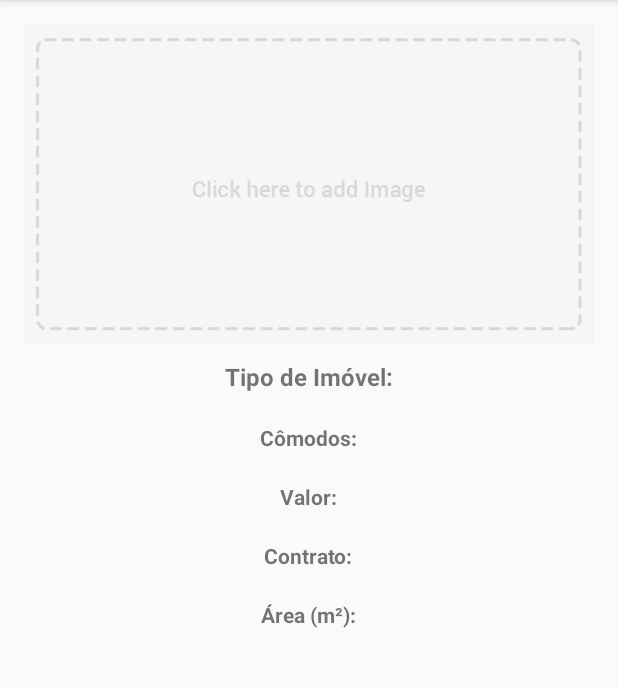
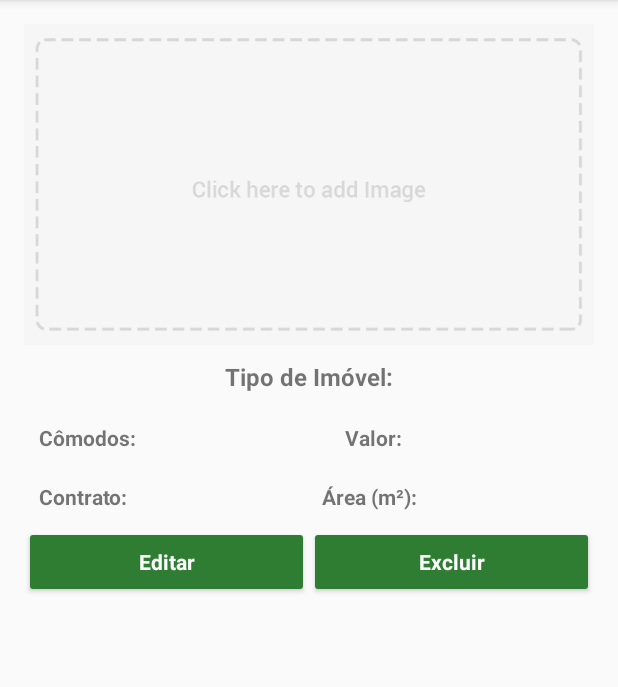
Before and after one commit to lvbfontes/PI5_Imobiliaria, an Android app: the VisualizarImovelActivity screen opened directly, with no data from a screen before it, on a phone screen of 412 x 824 dp, the part 84-771 px from its top. Run offline under Robolectric (Android 15) with nearby library versions, the phone set to English and light mode, and no system bars; our stand-ins replace Firebase (no records; nobody signed in at launch, a user with empty details on screens opened directly), Picasso.

Commit message:
commit 20171208
CRD working
falta U

falta ativar a camera do dispositivo, ler os logs e habilitar a pesquisa de usuário

```diff
--- a/app/src/main/java/br/com/lvbfontes/piimobiliaria/Corretor/VisualizarImovelActivity.java
+++ b/app/src/main/java/br/com/lvbfontes/piimobiliaria/Corretor/VisualizarImovelActivity.java
@@ -1,42 +1,125 @@
 package br.com.lvbfontes.piimobiliaria.Corretor;
 
+import android.content.Context;
+import android.content.Intent;
+import android.graphics.Bitmap;
+import android.graphics.BitmapFactory;
+import android.support.annotation.NonNull;
 import android.support.v7.app.AppCompatActivity;
 import android.os.Bundle;
+import android.util.Log;
+import android.view.View;
+import android.widget.Button;
 import android.widget.ImageView;
 import android.widget.TextView;
 import android.widget.Toast;
 
+import com.google.android.gms.tasks.OnCompleteListener;
+import com.google.android.gms.tasks.Task;
+import com.google.firebase.auth.FirebaseAuth;
+import com.google.firebase.auth.FirebaseUser;
+import com.google.firebase.database.DataSnapshot;
+import com.google.firebase.database.DatabaseError;
 import com.google.firebase.database.DatabaseReference;
 import com.google.firebase.database.FirebaseDatabase;
+import com.google.firebase.database.ValueEventListener;
+import com.squareup.picasso.Callback;
+import com.squareup.picasso.NetworkPolicy;
 import com.squareup.picasso.Picasso;
 
 import java.io.FileNotFoundException;
+import java.io.IOException;
+import java.net.MalformedURLException;
+import java.net.URL;
+import java.text.DateFormat;
+import java.text.SimpleDateFormat;
+import java.util.Date;
 
 import br.com.lvbfontes.piimobiliaria.R;
 
 public class VisualizarImovelActivity extends AppCompatActivity {
 
-    private ImageView imgVisualizarImovel;
+    private DateFormat dateFormat;
+    private Date date;
+
+    private Button btnEditarImovel, btnExcluirImovel;
+    private String idImovel, urlImagem, tipoImovel, numeroComodos, preco, tipoContrato, area;
+
     private TextView txtVisualizarTipo, txtVisualizarComodos, txtVisualizarValor, txtVisualizarContrato, txtVisualizarArea;
-    private DatabaseReference mDatabase;
+
+    private DatabaseReference mDatabase, mDatabaseLog;
+    private FirebaseUser mCurrentUser;
+    private FirebaseAuth mAuth;
 
     @Override
     protected void onCreate(Bundle savedInstanceState) {
         super.onCreate(savedInstanceState);
         setContentView(R.layout.activity_visualizar_imovel);
 
+        dateFormat = new SimpleDateFormat("dd/MM/yyyy HH:mm:ss");
+        date = new Date();
+
+        tipoImovel = getIntent().getStringExtra("tipoImovel");
+        numeroComodos = getIntent().getStringExtra("numeroComodos");
+        preco = getIntent().getStringExtra("preco");
+        tipoContrato = getIntent().getStringExtra("tipoContrato");
+        area = getIntent().getStringExtra("area");
+
+        btnEditarImovel = (Button) findViewById(R.id.btnEditarImovel);
+        btnExcluirImovel = (Button) findViewById(R.id.btnExcluirImovel);
+
         mDatabase = FirebaseDatabase.getInstance().getReference().child("Imovel");
+        mDatabaseLog = FirebaseDatabase.getInstance().getReference().child("Log");
+        mAuth = FirebaseAuth.getInstance();
+        mCurrentUser = mAuth.getCurrentUser();
 
+        btnExcluirImovel.setOnClickListener(new View.OnClickListener() {
+            @Override
+            public void onClick(View v) {
+                mDatabase.child(idImovel).removeValue().addOnCompleteListener(new OnCompleteListener<Void>() {
+                    @Override
+                    public void onComplete(@NonNull Task<Void> task) {
+                        if (task.isSuccessful()) {
+                            DatabaseReference newLog = mDatabaseLog.push();
+                            newLog.child("Data").setValue(dateFormat.format(date));
+                            newLog.child("ImovelId").setValue(idImovel);
+                            newLog.child("Operacao").setValue("Exclusão");
+                            newLog.child("UserId").setValue(mCurrentUser.getUid());
+                            newLog.child("tipoImovel").setValue(tipoImovel);
+                            newLog.child("numeroComodos").setValue(numeroComodos);
+                            newLog.child("preco").setValue(preco);
+                            newLog.child("tipoContrato").setValue(tipoContrato);
+                            newLog.child("area").setValue(area);
 
-        //String imagemPicassoPath = getIntent().getStringExtra("imagem");
-        int idImagem = getIntent().getIntExtra("imagem", 0);
+                            startActivity(new Intent(VisualizarImovelActivity.this, DashboardActivity.class));
+                            finish();
+                        } else {
+                            Toast.makeText(VisualizarImovelActivity.this, "Erro ao excluir", Toast.LENGTH_SHORT).show();
+                        }
+                    }
+                });
+            }
+        });
 
-        try {
-            //Picasso.with(this).load(imagemPicassoPath).into(imgVisualizarImovel);
-            imgVisualizarImovel.setImageResource(idImagem);
-        } catch (Exception e) {
-            //Toast.makeText(this, getIntent().getStringExtra("imagem"), Toast.LENGTH_SHORT).show();
-        }
+        idImovel = getIntent().getStringExtra("idImovel");
+
+        mDatabase.child(idImovel).addValueEventListener(new ValueEventListener() {
+            @Override
+            public void onDataChange(DataSnapshot dataSnapshot) {
+
+                try {
+                    urlImagem = dataSnapshot.child("Imagem").getValue().toString();
+                    setImage(VisualizarImovelActivity.this, urlImagem);
+                } catch (Exception e) {
+                    e.printStackTrace();
+                }
+            }
+
+            @Override
+            public void onCancelled(DatabaseError databaseError) {
+
+            }
+        });
 
         txtVisualizarTipo = (TextView) findViewById(R.id.txtVisualizarTipo);
         txtVisualizarComodos = (TextView) findViewById(R.id.txtVisualizarComodos);
@@ -44,12 +127,30 @@ public class VisualizarImovelActivity extends AppCompatActivity {
         txtVisualizarContrato = (TextView) findViewById(R.id.txtVisualizarContrato);
         txtVisualizarArea = (TextView) findViewById(R.id.txtVisualizarArea);
 
+        txtVisualizarTipo.setText(tipoImovel);
+        txtVisualizarComodos.setText(numeroComodos);
+        txtVisualizarValor.setText(preco);
+        txtVisualizarContrato.setText(tipoContrato);
+        txtVisualizarArea.setText(area);
 
-        txtVisualizarTipo.setText(getIntent().getStringExtra("tipoImovel"));
-        txtVisualizarComodos.setText(getIntent().getStringExtra("numeroComodos"));
-        txtVisualizarValor.setText(getIntent().getStringExtra("preco"));
-        txtVisualizarContrato.setText(getIntent().getStringExtra("tipoContrato"));
-        txtVisualizarArea.setText(getIntent().getStringExtra("area"));
+    }
+
+    private void setImage(final Context context, final String image) {
+
+        final ImageView imgVisualizarImovel = (ImageView) findViewById(R.id.imgVisualizarImovel);
+
+        Picasso.with(context).load(image).networkPolicy(NetworkPolicy.OFFLINE).into(imgVisualizarImovel,
+                new Callback() {
+                    @Override
+                    public void onSuccess() {
+
+                    }
+
+                    @Override
+                    public void onError() {
+                        Picasso.with(context).load(image).into(imgVisualizarImovel);
+                    }
+                });
 
     }
 }
--- a/app/src/main/res/layout/activity_visualizar_imovel.xml
+++ b/app/src/main/res/layout/activity_visualizar_imovel.xml
@@ -13,9 +13,10 @@
 
     <ImageView
         android:id="@+id/imgVisualizarImovel"
-        android:layout_width="wrap_content"
+        android:layout_width="match_parent"
         android:layout_height="wrap_content"
         android:adjustViewBounds="true"
+        android:scaleType="centerCrop"
         app:srcCompat="@mipmap/add_btn" />
 
 
@@ -63,29 +64,21 @@
             android:layout_height="wrap_content"
             android:text="Comodos aqui" />
 
-    </LinearLayout>
-
-
-    <LinearLayout
-        android:layout_width="match_parent"
-        android:layout_height="wrap_content"
-        android:gravity="center"
-        android:orientation="horizontal">
-
-
         <TextView
             android:id="@+id/fieldPreco"
             android:layout_width="wrap_content"
             android:layout_height="wrap_content"
+            android:layout_weight="1"
             android:padding="10dp"
             android:text="@string/fieldPreco"
+            android:textAlignment="textEnd"
             android:textStyle="bold" />
-
 
         <TextView
             android:id="@+id/txtVisualizarValor"
             android:layout_width="wrap_content"
             android:layout_height="wrap_content"
+            android:layout_weight="1"
             android:text="Valor aqui" />
 
     </LinearLayout>
@@ -111,6 +104,23 @@
             android:layout_height="wrap_content"
             android:text="Contrato aqui" />
 
+        <TextView
+            android:id="@+id/fieldArea"
+            android:layout_width="wrap_content"
+            android:layout_height="wrap_content"
+            android:layout_weight="1"
+            android:padding="10dp"
+            android:text="@string/fieldArea"
+            android:textAlignment="textEnd"
+            android:textStyle="bold" />
+
+        <TextView
+            android:id="@+id/txtVisualizarArea"
+            android:layout_width="wrap_content"
+            android:layout_height="wrap_content"
+            android:layout_weight="1"
+            android:text="Área aqui" />
+
     </LinearLayout>
 
 
@@ -120,20 +130,21 @@
         android:gravity="center"
         android:orientation="horizontal">
 
-        <TextView
-            android:id="@+id/fieldArea"
+        <Button
+            style="@style/btn"
+            android:id="@+id/btnEditarImovel"
             android:layout_width="wrap_content"
             android:layout_height="wrap_content"
-            android:padding="10dp"
-            android:text="@string/fieldArea"
-            android:textStyle="bold" />
+            android:layout_weight="1"
+            android:text="@string/btnEditarImovel" />
 
-        <TextView
-            android:id="@+id/txtVisualizarArea"
+        <Button
+            style="@style/btn"
+            android:id="@+id/btnExcluirImovel"
             android:layout_width="wrap_content"
             android:layout_height="wrap_content"
-            android:text="Área aqui" />
-
+            android:layout_weight="1"
+            android:text="@string/btnExcluirImovel" />
     </LinearLayout>
 
 
--- a/app/src/main/res/values/strings.xml
+++ b/app/src/main/res/values/strings.xml
@@ -105,4 +105,6 @@
     <string name="toastSenhaLength">Senha deve ter no mínimo 6 caracteres</string>
     <string name="toastCadastroRealizado">Cadastro Realizado!</string>
     <string name="btnConsultaImoveis">Consulta de Imóveis</string>
+    <string name="btnEditarImovel">Editar</string>
+    <string name="btnExcluirImovel">Excluir</string>
 </resources>
```
Also changed, not shown: 4 other files.
